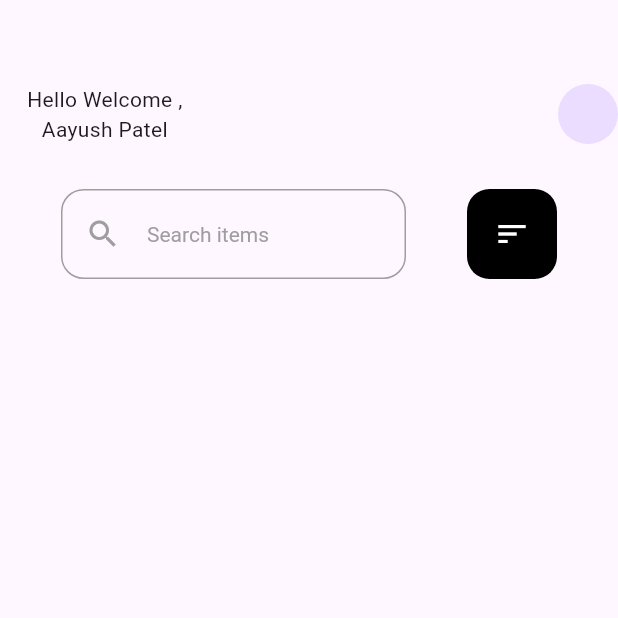
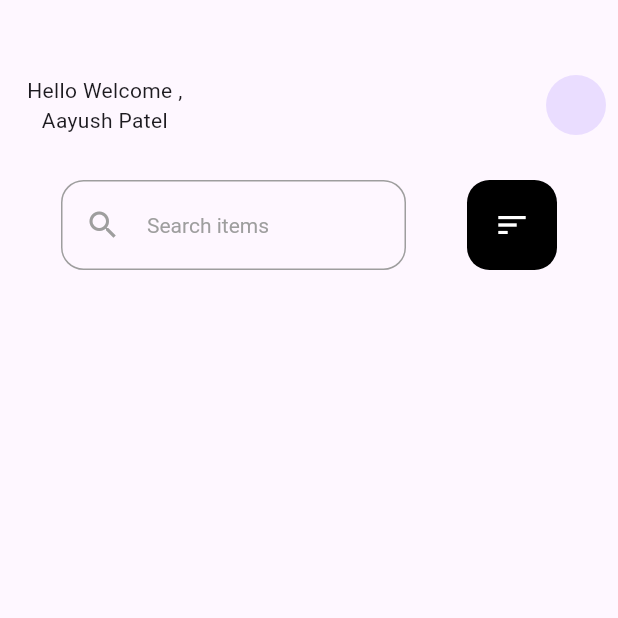
Before and after one commit to Aayush014/advance_exam_pt1, a Flutter app: the screen it shows after launch, on a phone screen of 412 x 824 dp, the top half of it. Run offline on Flutter 3.47's test engine with Material 3 defaults, Android fonts, the phone set to English and light mode, and no system bars; network calls fail.

Commit message:
!!HAR HAR MAHADEV!!

```diff
--- a/lib/Screens/Home Screen/Views/home_screen.dart
+++ b/lib/Screens/Home Screen/Views/home_screen.dart
@@ -10,7 +10,7 @@ class HomeScreen extends StatelessWidget {
   @override
   Widget build(BuildContext context) {
     return Scaffold(
-      appBar: AppBar(),
+
       body: Consumer<HomeProvider>(
         builder: (context, provider, child) {
           if (provider.isLoading) {
@@ -20,6 +20,7 @@ class HomeScreen extends StatelessWidget {
           } else {
             return Column(
               children: [
+                SizedBox(height: 50,),
                 Row(
                   mainAxisAlignment: MainAxisAlignment.spaceBetween,
                   children: [
@@ -32,7 +33,10 @@ class HomeScreen extends StatelessWidget {
                         ],
                       ),
                     ),
-                    CircleAvatar()
+                    Padding(
+                      padding: const EdgeInsets.only(right: 8.0),
+                      child: CircleAvatar(),
+                    )
                   ],
                 ),
                 SizedBox(
@@ -85,10 +89,13 @@ class HomeScreen extends StatelessWidget {
                     itemBuilder: (context, index) {
                       return CupertinoButton(
                         padding: EdgeInsets.zero,
-                        onPressed: () =>
-                            Navigator.of(context).push(CupertinoPageRoute(
+                        onPressed: () {
+                          Navigator.of(context).push(CupertinoPageRoute(
                           builder: (context) => DetailsScreen(),
-                        )),
+
+                        ));
+                          currentIndex = index;
+                        },
                         child: DefaultTextStyle(
                           style: TextStyle(color: Colors.black),
                           child: Padding(
--- a/lib/main.dart
+++ b/lib/main.dart
@@ -15,6 +15,7 @@ class MyApp extends StatelessWidget {
     return ChangeNotifierProvider(
       create: (context) => HomeProvider(),
       builder: (context, child) => const MaterialApp(
+        debugShowCheckedModeBanner: false,
         home: HomeScreen(),
       ),
     );
```
Also changed, not shown: lib/Screens/Cart page/cart_screen.dart (added, +10 -0 lines), lib/Screens/Details Screen/details_screen.dart (+45 -1 lines).
